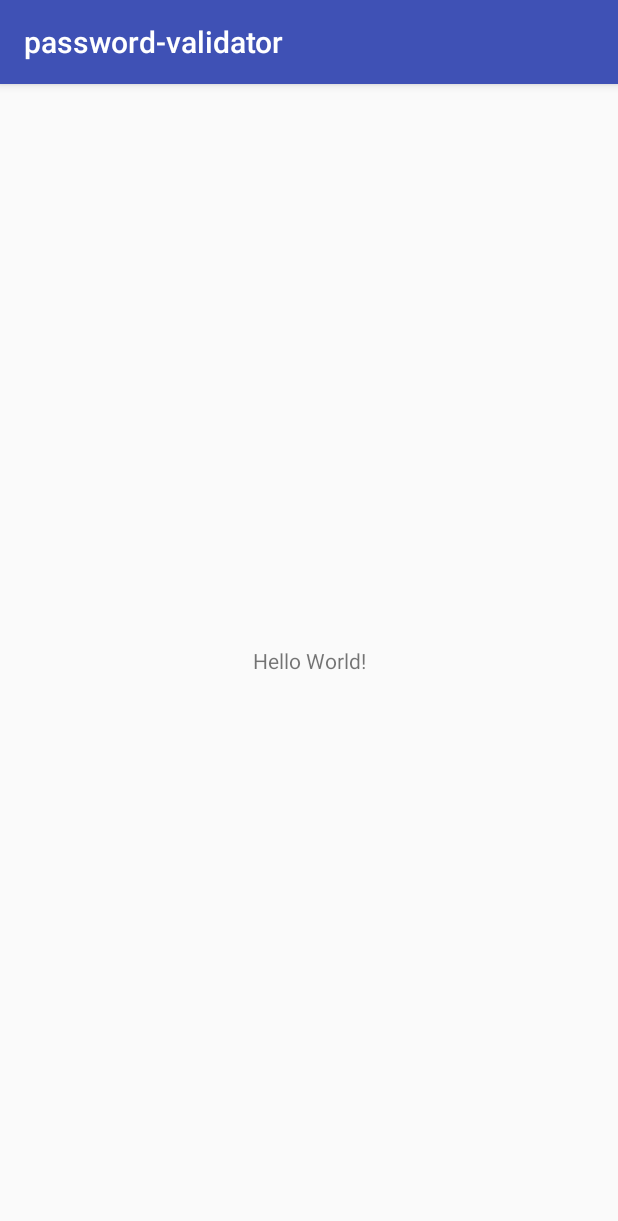
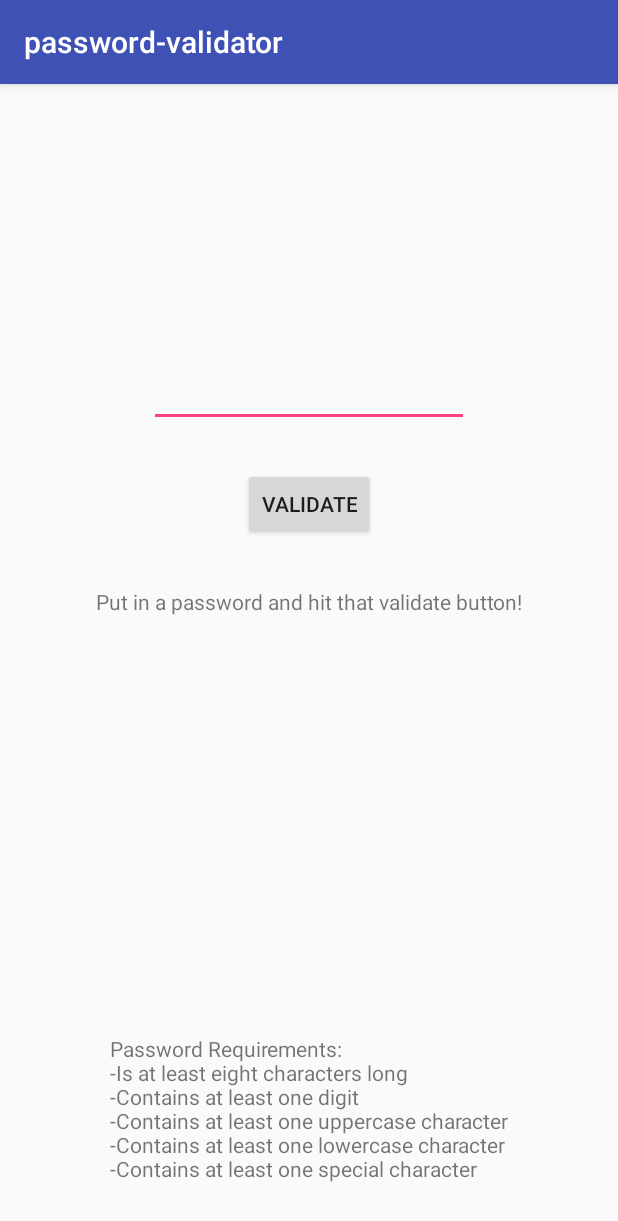
Before and after one commit to matthewjamesca/Android-Password-Validation-App, an Android app: the screen it shows after launch (MainActivity), on a phone screen of 412 x 824 dp. Shown: the top 1221 px of the screen. Run offline under Robolectric (Android 15) with nearby library versions, the phone set to English and light mode, and no system bars.

Commit message:
Stage 3 - Added UI, which allows a user to input a password and click a button to see if it is strong enough based on the instruction rules.

```diff
--- a/app/src/main/java/assignmenttwo/matthew/password_validator/MainActivity.java
+++ b/app/src/main/java/assignmenttwo/matthew/password_validator/MainActivity.java
@@ -2,6 +2,10 @@ package assignmenttwo.matthew.password_validator;
 
 import android.support.v7.app.AppCompatActivity;
 import android.os.Bundle;
+import android.view.View;
+import android.widget.Button;
+import android.widget.EditText;
+import android.widget.TextView;
 
 public class MainActivity extends AppCompatActivity {
 
@@ -9,6 +13,22 @@ public class MainActivity extends AppCompatActivity {
     protected void onCreate(Bundle savedInstanceState) {
         super.onCreate(savedInstanceState);
         setContentView(R.layout.activity_main);
+
+        Button button = (Button) findViewById(R.id.validateButton) ;
+        button.setOnClickListener(new View.OnClickListener() {
+            public void onClick(View v) {
+                EditText userInputText = (EditText)findViewById(R.id.inputText);
+                if (validate(userInputText.getText().toString())){
+                    TextView outputTextString = (TextView)findViewById(R.id.outputText);
+                    outputTextString.setText("Password is strong enough!");
+                }
+                else {
+                    TextView outputTextString = (TextView)findViewById(R.id.outputText);
+                    outputTextString.setText("Password is NOT strong enough!");
+                }
+
+            }
+        });
     }
 
     /*Checks for a suitable password given the following rules:
--- a/app/src/main/res/layout/activity_main.xml
+++ b/app/src/main/res/layout/activity_main.xml
@@ -6,13 +6,57 @@
     android:layout_height="match_parent"
     tools:context="assignmenttwo.matthew.password_validator.MainActivity">
 
-    <TextView
+    <EditText
+        android:id="@+id/inputText"
         android:layout_width="wrap_content"
         android:layout_height="wrap_content"
-        android:text="Hello World!"
-        app:layout_constraintBottom_toBottomOf="parent"
+        android:layout_marginTop="183dp"
+        android:ems="10"
+        android:inputType="textPersonName"
         app:layout_constraintLeft_toLeftOf="parent"
         app:layout_constraintRight_toRightOf="parent"
-        app:layout_constraintTop_toTopOf="parent" />
+        app:layout_constraintTop_toTopOf="parent"
+        tools:layout_constraintLeft_creator="1"
+        tools:layout_constraintRight_creator="1"
+        tools:layout_constraintTop_creator="1" />
+
+    <Button
+        android:id="@+id/validateButton"
+        android:layout_width="wrap_content"
+        android:layout_height="wrap_content"
+        android:layout_marginTop="27dp"
+        android:text="Validate"
+        app:layout_constraintLeft_toLeftOf="parent"
+        app:layout_constraintRight_toRightOf="parent"
+        app:layout_constraintTop_toBottomOf="@+id/inputText"
+        tools:layout_constraintLeft_creator="1"
+        tools:layout_constraintRight_creator="1"
+        tools:layout_constraintTop_creator="1" />
+
+    <TextView
+        android:id="@+id/instructionText"
+        android:layout_width="wrap_content"
+        android:layout_height="wrap_content"
+        android:text="Password Requirements:\n-Is at least eight characters long\n-Contains at least one digit\n-Contains at least one uppercase character\n-Contains at least one lowercase character\n-Contains at least one special character"
+        app:layout_constraintRight_toRightOf="parent"
+        app:layout_constraintLeft_toLeftOf="parent"
+        tools:layout_constraintRight_creator="1"
+        tools:layout_constraintBottom_creator="1"
+        app:layout_constraintBottom_toBottomOf="parent"
+        tools:layout_constraintLeft_creator="1"
+        android:layout_marginBottom="35dp" />
+
+    <TextView
+        android:id="@+id/outputText"
+        android:layout_width="wrap_content"
+        android:layout_height="wrap_content"
+        android:text="Put in a password and hit that validate button!"
+        app:layout_constraintRight_toRightOf="parent"
+        app:layout_constraintLeft_toLeftOf="parent"
+        tools:layout_constraintTop_creator="1"
+        tools:layout_constraintRight_creator="1"
+        android:layout_marginTop="31dp"
+        app:layout_constraintTop_toBottomOf="@+id/validateButton"
+        tools:layout_constraintLeft_creator="1" />
 
 </android.support.constraint.ConstraintLayout>
```
Also changed, not shown: 1 other file.
